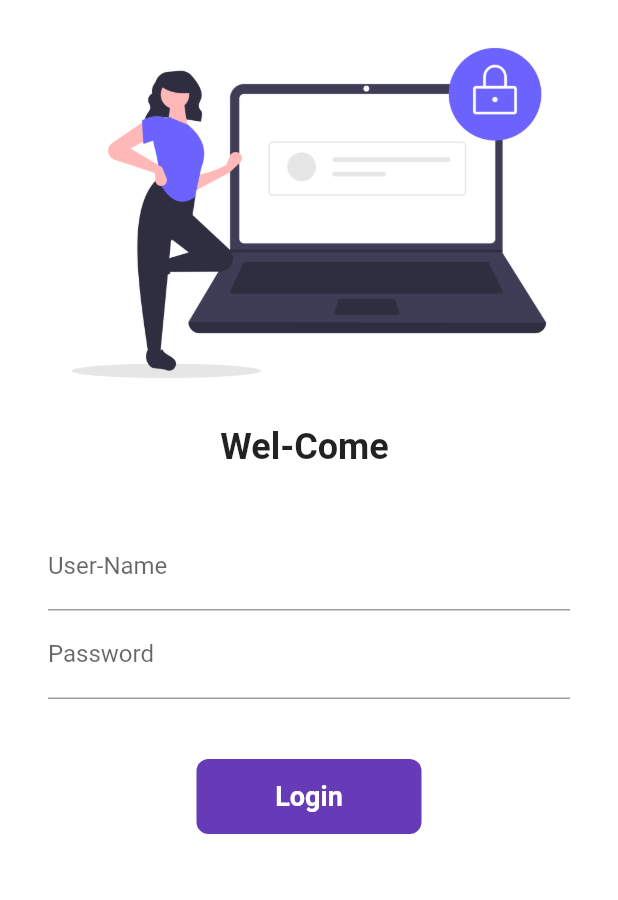
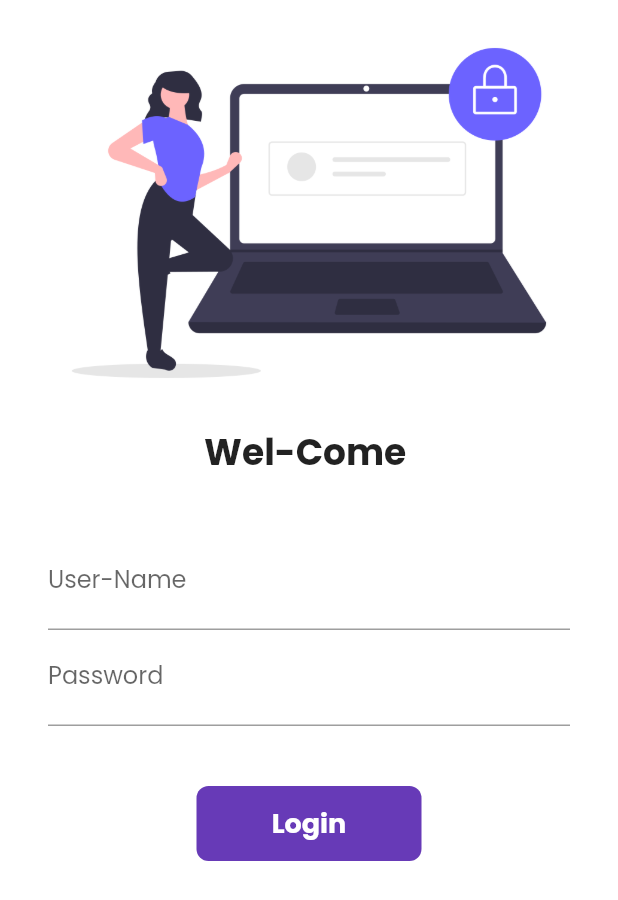
Before and after one commit to Gauravghanmode2903/30DaysOfFlutter, a Flutter app: the screen it shows after launch, on a phone screen of 412 x 824 dp. Shown: the top 900 px of the screen. Run offline on Flutter 3.47's test engine with Material 2 defaults, Android fonts, the phone set to English and light mode, and no system bars; our stand-ins replace google_fonts, velocity_x; key blocks and very long unbroken strings in the code were emptied for the run.

Commit message:
Day-20 commited

```diff
--- a/lib/main.dart
+++ b/lib/main.dart
@@ -17,7 +17,7 @@ class MyApp extends StatelessWidget {
       theme: MyTheme.lightTheme(context),
       darkTheme: MyTheme.darkTheme(context),
       initialRoute: "/",
-       routes: {
+      routes: {
         "/": (context) => LoginPage(),
         MyRoutes.homeRoute: (context) => HomePage(),
         MyRoutes.loginRoute: (context) => LoginPage(),
--- a/lib/models/catalog.dart
+++ b/lib/models/catalog.dart
@@ -3,6 +3,8 @@ import 'dart:convert';
 
 class CatalogModel {
   static List<Item> ?items;
+
+  static getByPosition(int index) {}
 }
 
 class Item {
--- a/lib/widgets/home_widgets/catalog_header.dart
+++ b/lib/widgets/home_widgets/catalog_header.dart
@@ -1,7 +1,5 @@
-import 'package:flutter/cupertino.dart';
+import 'package:flutter/material.dart';
 import 'package:velocity_x/velocity_x.dart';
-
-import '../themes.dart';
 
 class CatalogHeader extends StatelessWidget {
   @override
@@ -9,7 +7,7 @@ class CatalogHeader extends StatelessWidget {
     return Column(
       crossAxisAlignment: CrossAxisAlignment.start,
       children: [
-        "Catalog App".text.xl5.bold.color(MyTheme.darkBluishColor).make(),
+        "Catalog App".text.xl5.bold.color(context.theme.accentColor).make(),
         "Trending products".text.xl2.make(),
       ],
     );
--- a/lib/widgets/home_widgets/catalog_image.dart
+++ b/lib/widgets/home_widgets/catalog_image.dart
@@ -1,7 +1,5 @@
-import 'package:flutter/cupertino.dart';
+import 'package:flutter/material.dart';
 import 'package:velocity_x/velocity_x.dart';
-
-import '../themes.dart';
 
 class CatalogImage extends StatelessWidget {
   final String image;
@@ -11,6 +9,6 @@ class CatalogImage extends StatelessWidget {
   Widget build(BuildContext context) {
     return Image.network(
       image,
-    ).box.rounded.p8.color(MyTheme.creamColor).make().p16().w40(context);
+    ).box.rounded.p8.color(context.canvasColor).make().p16().w40(context);
   }
 }
--- a/lib/widgets/home_widgets/catalog_list.dart
+++ b/lib/widgets/home_widgets/catalog_list.dart
@@ -3,7 +3,6 @@ import 'package:flutter/material.dart';
 import 'package:velocity_x/velocity_x.dart';
 import '../../models/catalog.dart';
 import '../themes.dart';
-import '../../pages/home_page.dart';
 import 'catalog_image.dart';
 
 class CatalogList extends StatelessWidget {
--- a/lib/widgets/themes.dart
+++ b/lib/widgets/themes.dart
@@ -1,12 +1,15 @@
 import 'package:flutter/material.dart';
+import 'package:google_fonts/google_fonts.dart';
+import 'package:velocity_x/velocity_x.dart';
 
 class MyTheme {
-  //Colors
-  static Color creamColor = Color(0xfff5f5f5);
-  static Color darkBluishColor = Color(0xff403b58);
-
   static ThemeData lightTheme(BuildContext context) => ThemeData(
-      primarySwatch: Colors.cyan,
+      primarySwatch: Colors.deepPurple,
+      fontFamily: GoogleFonts.poppins().fontFamily,
+      cardColor: Colors.white,
+      canvasColor: creamColor,
+      buttonColor: darkBluishColor,
+      accentColor: darkBluishColor,
       appBarTheme: AppBarTheme(
         color: Colors.white,
         elevation: 0.0,
@@ -15,6 +18,25 @@ class MyTheme {
       ));
 
   static ThemeData darkTheme(BuildContext context) => ThemeData(
-        brightness: Brightness.dark,
-      );
+      brightness: Brightness.dark,
+      fontFamily: GoogleFonts.poppins().fontFamily,
+      cardColor: Colors.black,
+      canvasColor: darkCreamColor,
+      buttonColor: lightBluishColor,
+      accentColor: Colors.white,
+      appBarTheme: AppBarTheme(
+        color: Colors.black,
+        elevation: 0.0,
+        iconTheme: IconThemeData(color: Colors.white),
+        textTheme: Theme.of(context).textTheme.copyWith(
+              headline6:
+                  context.textTheme.headline6?.copyWith(color: Colors.white),
+            ),
+      ));
+
+  //Colors
+  static Color creamColor = Color(0xfff5f5f5);
+  static Color darkCreamColor = Vx.gray900;
+  static Color darkBluishColor = Color(0xff403b58);
+  static Color lightBluishColor = Vx.indigo500;
 }
--- a/pubspec.yaml
+++ b/pubspec.yaml
@@ -36,6 +36,7 @@ dependencies:
   # Use with the CupertinoIcons class for iOS style icons.
   cupertino_icons: ^1.0.2
   velocity_x: ^3.0.0
+  google_fonts: ^2.0.0
 
 
 dev_dependencies:
```
Also changed, not shown: lib/pages/home_page.dart (+6 -4 lines), pubspec.lock, 1 other file.
